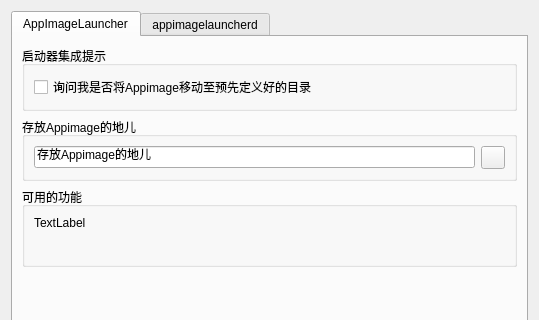
First picture: the form in src/ui/settings_dialog.ui, repository linlinger/AppImageLauncher, before the edit; both pictures show x 0 to 539 and y 0 to 320 of the 539 by 459 pixel window.
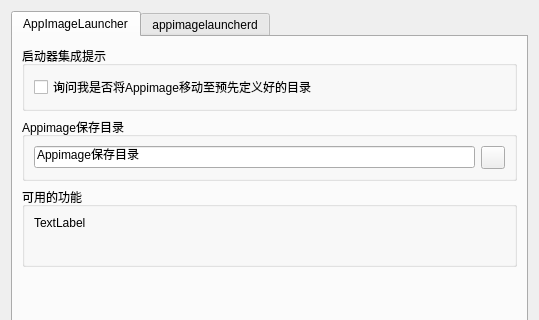
Second picture: the form after the edit. Icons and pictures are not drawn.

```diff
--- a/src/ui/settings_dialog.ui
+++ b/src/ui/settings_dialog.ui
@@ -43,7 +43,7 @@
        <item>
         <widget class="QGroupBox" name="integrationDirectoryGroupBox">
          <property name="title">
-          <string>存放Appimage的地儿</string>
+          <string>Appimage保存目录</string>
          </property>
          <layout class="QHBoxLayout" name="horizontalLayout_2">
           <item>
@@ -51,10 +51,10 @@
             <item>
              <widget class="QLineEdit" name="applicationsDirLineEdit">
               <property name="text">
-               <string notr="true">存放Appimage的地儿</string>
+               <string notr="true">Appimage保存目录</string>
               </property>
               <property name="placeholderText">
-               <string>Applications directory path</string>
+               <string>Appimage保存目录</string>
               </property>
              </widget>
             </item>
```
Left out of the diff: 4 changed lines with no effect on the pictures.
